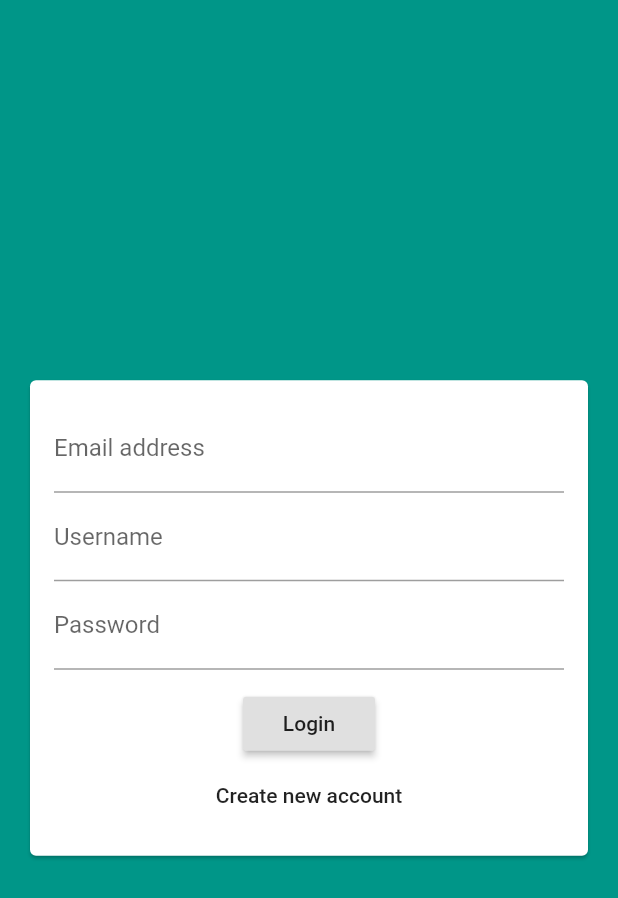
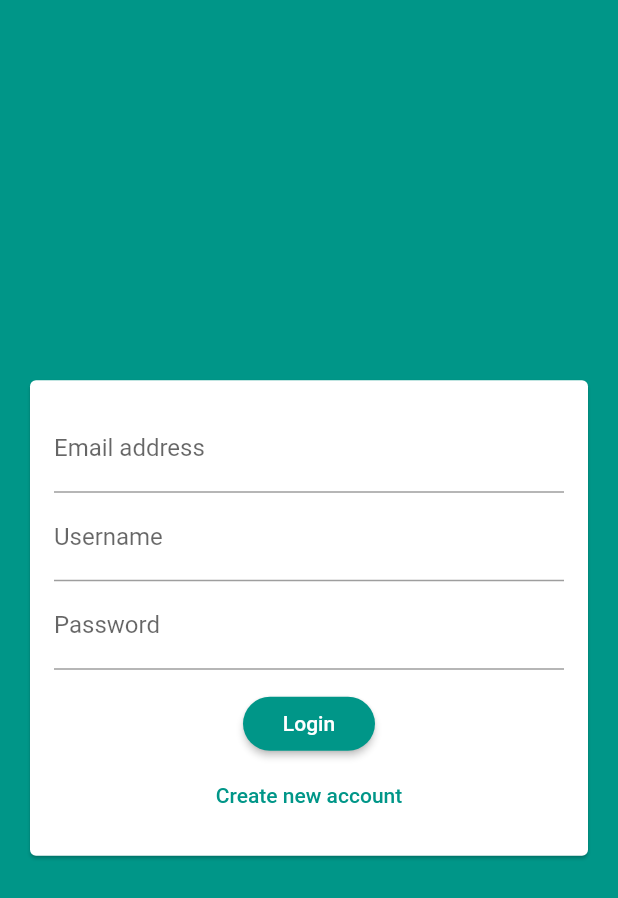
Before and after one commit to Muhammadsaid22/chat_app, a Flutter app: the screen it shows after launch, on a phone screen of 412 x 824 dp. Shown: the top 898 px of the screen. Run offline on Flutter 3.47's test engine with Material 2 defaults, Android fonts, the phone set to English and light mode, and no system bars; our stand-ins replace cloud_firestore, firebase_core; accounts and stored records are empty.

Commit message:
app theme

```diff
--- a/lib/main.dart
+++ b/lib/main.dart
@@ -18,6 +18,16 @@ class MyApp extends StatelessWidget {
       title: 'Chat App',
       theme: ThemeData(
         primarySwatch: Colors.teal,
+        backgroundColor: Colors.tealAccent,
+        accentColor: Colors.cyan,
+        accentColorBrightness: Brightness.dark,
+        buttonTheme: ButtonTheme.of(context).copyWith(
+          buttonColor: Colors.teal,
+          textTheme: ButtonTextTheme.primary,
+          shape: RoundedRectangleBorder(
+            borderRadius: BorderRadius.circular(20)
+          )
+        )
       ),
       home: AuthScreen(),
     );
--- a/lib/widgets/auth/auth_form.dart
+++ b/lib/widgets/auth/auth_form.dart
@@ -45,6 +45,7 @@ class _AuthFormState extends State<AuthForm> {
                   ),
                   FlatButton(
                     child: Text('Create new account'),
+                    textColor: Theme.of(context).primaryColor,
                     onPressed: () {
 
                     },
```
